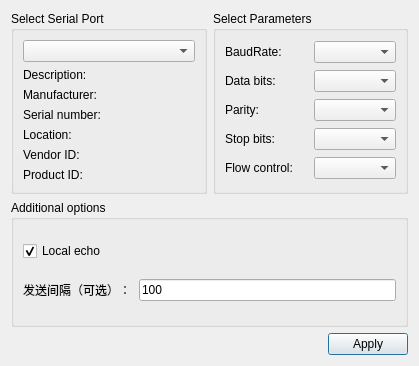
money0534/Notepad_QtCLion, file src/settingsdialog.ui: the form before one commit.
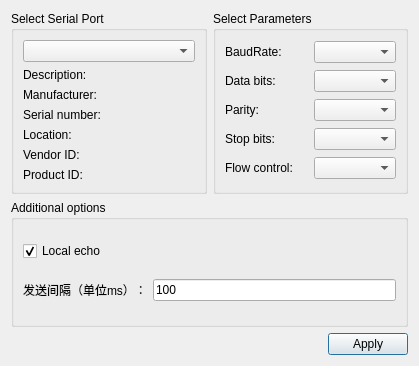
The form after the commit.

Commit message: 主线程解析初始化数据源（性能OK）

Patch:
```diff
--- a/src/settingsdialog.ui
+++ b/src/settingsdialog.ui
@@ -172,7 +172,7 @@
         <item>
          <widget class="QLabel" name="label">
           <property name="text">
-           <string>发送间隔（可选）：</string>
+           <string>发送间隔（单位ms）：</string>
           </property>
          </widget>
         </item>
@@ -182,7 +182,7 @@
            <string>100</string>
           </property>
           <property name="placeholderText">
-           <string>报文发送间隔，默认100ms</string>
+           <string>报文自动发送间隔，默认100</string>
           </property>
          </widget>
         </item>
```
The commit also changes 1 other file.
